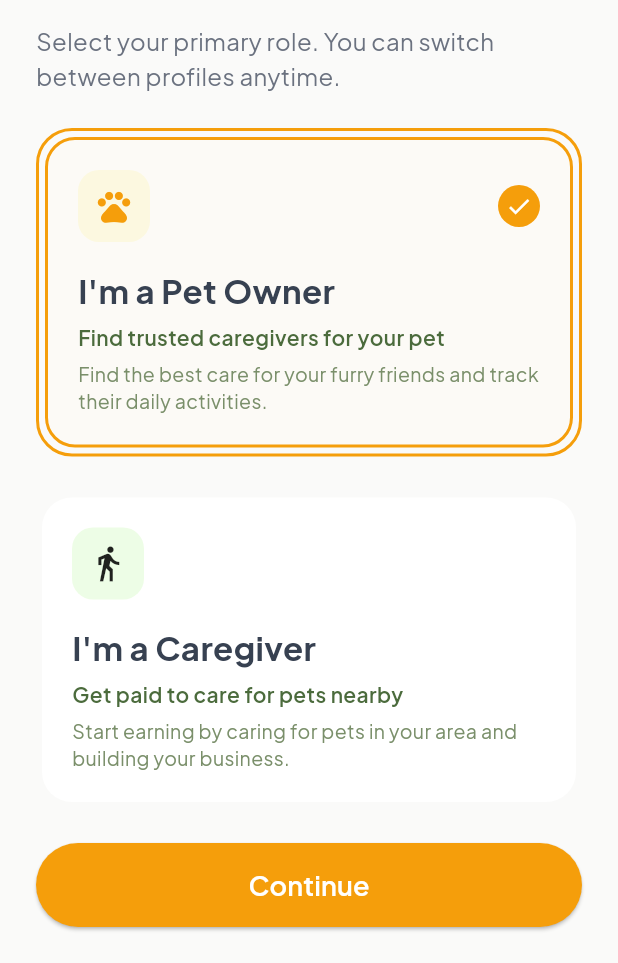
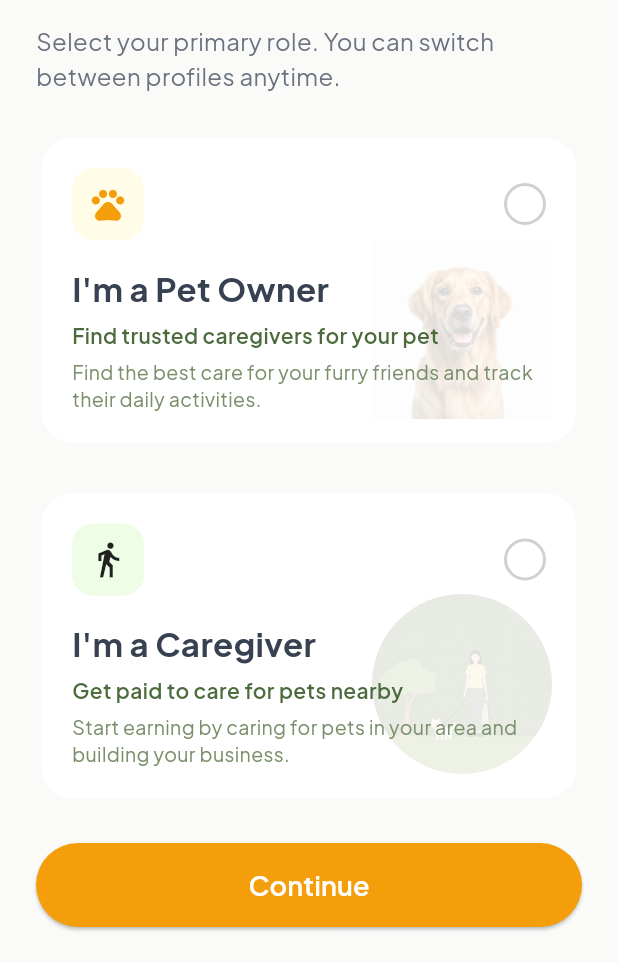
Before and after one commit to kalviumcommunity/S53-Jan2026-S53-Team-01-Flutter-Firebase-PetSure, a Flutter app: the RoleSelectionScreen screen opened directly, on a phone screen of 412 x 824 dp, the part 273-1236 px from its top. Run offline on Flutter 3.47's test engine with Material 3 defaults, Android fonts, the phone set to English and light mode, and no system bars.

Commit message:
fix: Added checkbox conditional rendering and made some UI updates

```diff
--- a/pet_sure/lib/screens/role_selection_screen.dart
+++ b/pet_sure/lib/screens/role_selection_screen.dart
@@ -3,8 +3,17 @@ import 'dart:developer';
 import 'package:flutter/material.dart';
 import 'package:pet_sure/core/app_theme.dart';
 
-class RoleSelectionScreen extends StatelessWidget {
+enum UserRole { petOwner, caregiver }
+
+class RoleSelectionScreen extends StatefulWidget {
   const RoleSelectionScreen({super.key});
+
+  @override
+  State<RoleSelectionScreen> createState() => _RoleSelectionScreenState();
+}
+
+class _RoleSelectionScreenState extends State<RoleSelectionScreen> {
+  UserRole? selectedRole;
 
   @override
   Widget build(BuildContext context) {
@@ -51,9 +60,23 @@ class RoleSelectionScreen extends StatelessWidget {
                   ),
                 ],
               ),
-              const PetOwnerRoleCard(isSelected: true),
+              PetOwnerRoleCard(
+                isSelected: selectedRole == UserRole.petOwner,
+                onSelected: () {
+                  setState(() {
+                    selectedRole = UserRole.petOwner;
+                  });
+                },
+              ),
               // const SizedBox(height: 8),
-              const CareGiverRoleCard(isSelected: false),
+              CareGiverRoleCard(
+                isSelected: selectedRole == UserRole.caregiver,
+                onSelected: () {
+                  setState(() {
+                    selectedRole = UserRole.caregiver;
+                  });
+                },
+              ),
 
               ElevatedButton(
                 onPressed: () {
@@ -82,12 +105,19 @@ class RoleSelectionScreen extends StatelessWidget {
 
 class PetOwnerRoleCard extends StatelessWidget {
   final bool isSelected;
+  final VoidCallback onSelected;
 
-  const PetOwnerRoleCard({super.key, required this.isSelected});
+  const PetOwnerRoleCard({
+    super.key,
+    required this.isSelected,
+    required this.onSelected,
+  });
 
   @override
   Widget build(BuildContext context) {
-    return Container(
+    return GestureDetector(
+      onTap: onSelected,
+      child: Container(
         decoration: BoxDecoration(
           borderRadius: BorderRadius.circular(24),
           border: isSelected
@@ -109,17 +139,14 @@ class PetOwnerRoleCard extends StatelessWidget {
           child: Stack(
             children: [
               /// BACKGROUND IMAGE (FADED)
-            // Positioned(
-            //   right: 16,
-            //   bottom: 0,
-            //   child: Opacity(
-            //     opacity: 0.15,
-            //     child: Image.asset(
-            //       'assets/BackgroundDog.png',
-            //       height: 120,
-            //     ),
-            //   ),
-            // ),
+              Positioned(
+                right: 16,
+                bottom: 16,
+                child: Opacity(
+                  opacity: 0.15,
+                  child: Image.asset('assets/BackgroundDog.png', height: 120),
+                ),
+              ),
 
               /// CONTENT
               Padding(
@@ -144,19 +171,30 @@ class PetOwnerRoleCard extends StatelessWidget {
                             size: 26,
                           ),
                         ),
-
-                      if (isSelected)
-                        Container(
+                        GestureDetector(
+                          onTap: onSelected,
+                          child: Container(
                             width: 28,
                             height: 28,
-                          decoration: const BoxDecoration(
-                            color: AppTheme.primaryOrange,
+                            decoration: BoxDecoration(
+                              color: isSelected
+                                  ? AppTheme.primaryOrange
+                                  : Colors.white,
                               shape: BoxShape.circle,
+                              border: Border.all(
+                                color: isSelected
+                                    ? AppTheme.primaryOrange
+                                    : const Color(0xFFD0D0D0),
+                                width: 2,
                               ),
-                          child: const Icon(
+                            ),
+                            child: isSelected
+                                ? const Icon(
                                     Icons.check,
                                     size: 18,
                                     color: Colors.white,
+                                  )
+                                : null,
                           ),
                         ),
                       ],
@@ -203,18 +241,26 @@ class PetOwnerRoleCard extends StatelessWidget {
             ],
           ),
         ),
+      ),
     );
   }
 }
 
 class CareGiverRoleCard extends StatelessWidget {
   final bool isSelected;
+  final VoidCallback onSelected;
 
-  const CareGiverRoleCard({super.key, required this.isSelected});
+  const CareGiverRoleCard({
+    super.key,
+    required this.isSelected,
+    required this.onSelected,
+  });
 
   @override
   Widget build(BuildContext context) {
-    return Container(
+    return GestureDetector(
+      onTap: onSelected,
+      child: Container(
         decoration: BoxDecoration(
           borderRadius: BorderRadius.circular(24),
           border: isSelected
@@ -245,17 +291,21 @@ class CareGiverRoleCard extends StatelessWidget {
           child: Stack(
             children: [
               /// BACKGROUND IMAGE (FADED)
-            // Positioned(
-            //   right: 16,
-            //   bottom: 0,
-            //   child: Opacity(
-            //     opacity: 0.15,
-            //     child: Image.asset(
-            //       'assets/BackgroundDog.png',
-            //       height: 120,
-            //     ),
-            //   ),
-            // ),
+              Positioned(
+                right: 16,
+                bottom: 16,
+                child: Opacity(
+                  opacity: 0.15,
+                  //fit the image in circle avatar
+                  child: CircleAvatar(
+                    radius: 60,
+                    // backgroundColor: Colors.pink,
+                    backgroundImage: AssetImage(
+                      'assets/BackgroundCaregiver.png',
+                    ),
+                  ),
+                ),
+              ),
 
               /// CONTENT
               Padding(
@@ -282,19 +332,30 @@ class CareGiverRoleCard extends StatelessWidget {
                             size: 26,
                           ),
                         ),
-
-                      if (isSelected)
-                        Container(
+                        GestureDetector(
+                          onTap: onSelected,
+                          child: Container(
                             width: 28,
                             height: 28,
-                          decoration: const BoxDecoration(
-                            color: AppTheme.primaryOrange,
+                            decoration: BoxDecoration(
+                              color: isSelected
+                                  ? AppTheme.primaryOrange
+                                  : Colors.white,
                               shape: BoxShape.circle,
+                              border: Border.all(
+                                color: isSelected
+                                    ? AppTheme.primaryOrange
+                                    : const Color(0xFFD0D0D0),
+                                width: 2,
                               ),
-                          child: const Icon(
+                            ),
+                            child: isSelected
+                                ? const Icon(
                                     Icons.check,
                                     size: 18,
                                     color: Colors.white,
+                                  )
+                                : null,
                           ),
                         ),
                       ],
@@ -341,6 +402,7 @@ class CareGiverRoleCard extends StatelessWidget {
             ],
           ),
         ),
+      ),
     );
   }
 }
--- a/pet_sure/pubspec.yaml
+++ b/pet_sure/pubspec.yaml
@@ -58,9 +58,9 @@ flutter:
   uses-material-design: true
 
   # To add assets to your application, add an assets section, like this:
-  # assets:
-  #   - images/a_dot_burr.jpeg
-  #   - images/a_dot_ham.jpeg
+  assets:
+    - assets/BackgroundDog.png
+    - assets/BackgroundCaregiver.png
 
   # An image asset can refer to one or more resolution-specific "variants", see
   # https://flutter.dev/to/resolution-aware-images
```
Also changed, not shown: pet_sure/assets/BackgroundCaregiver.png (added). Lines whose indentation alone changed are shown as unchanged.
